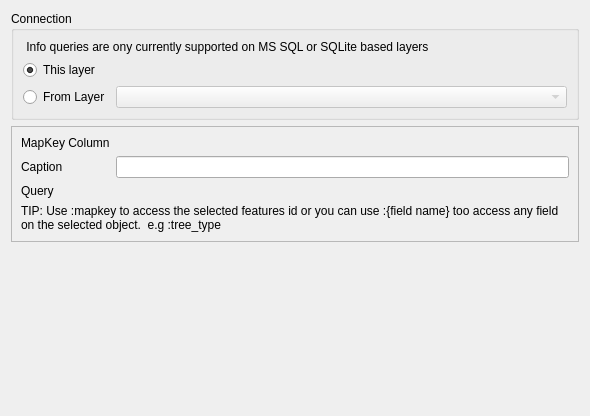
Qt form src/configmanager/ui/nodewidgets/ui_infonode.ui (roam-qgis/Roam) before a commit.
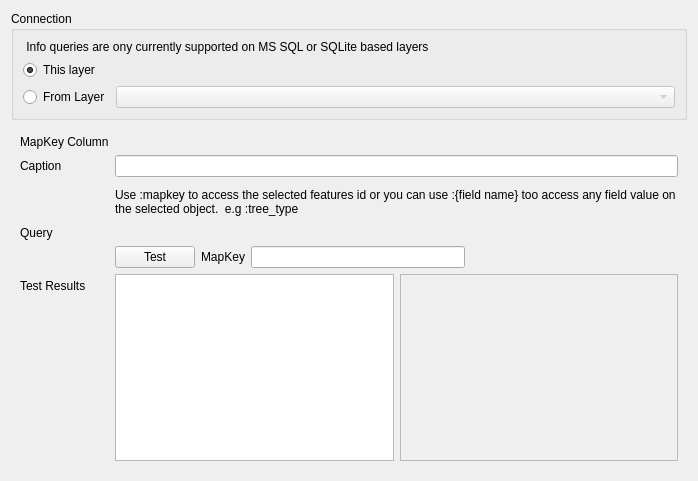
The same form after that commit. Custom widgets are drawn as their Qt base class.

Commit message: [FEATURE] Add test query

Patch:
```diff
--- a/src/configmanager/ui/nodewidgets/ui_infonode.ui
+++ b/src/configmanager/ui/nodewidgets/ui_infonode.ui
@@ -6,8 +6,8 @@
    <rect>
     <x>0</x>
     <y>0</y>
-    <width>590</width>
-    <height>416</height>
+    <width>698</width>
+    <height>481</height>
    </rect>
   </property>
   <property name="sizePolicy">
@@ -20,18 +20,172 @@
    <string>Form</string>
   </property>
   <layout class="QGridLayout" name="gridLayout">
-   <item row="5" column="0">
-    <spacer name="verticalSpacer">
-     <property name="orientation">
-      <enum>Qt::Vertical</enum>
+   <item row="2" column="0">
+    <widget class="QFrame" name="queryframe">
+     <property name="frameShape">
+      <enum>QFrame::NoFrame</enum>
      </property>
-     <property name="sizeHint" stdset="0">
-      <size>
-       <width>20</width>
-       <height>40</height>
-      </size>
+     <property name="frameShadow">
+      <enum>QFrame::Plain</enum>
      </property>
-    </spacer>
+     <layout class="QFormLayout" name="formLayout">
+      <property name="fieldGrowthPolicy">
+       <enum>QFormLayout::AllNonFixedFieldsGrow</enum>
+      </property>
+      <item row="1" column="0">
+       <widget class="QLabel" name="label_4">
+        <property name="text">
+         <string>MapKey Column</string>
+        </property>
+       </widget>
+      </item>
+      <item row="1" column="1">
+       <widget class="QLabel" name="keyColumnLabel">
+        <property name="text">
+         <string/>
+        </property>
+       </widget>
+      </item>
+      <item row="2" column="0">
+       <widget class="QLabel" name="label">
+        <property name="text">
+         <string>Caption</string>
+        </property>
+       </widget>
+      </item>
+      <item row="2" column="1">
+       <widget class="QLineEdit" name="caption_edit"/>
+      </item>
+      <item row="3" column="1">
+       <widget class="QLabel" name="label_3">
+        <property name="text">
+         <string>Use :mapkey to access the selected features id or you can use :{field name} too access any field value on the selected object.  e.g :tree_type</string>
+        </property>
+        <property name="wordWrap">
+         <bool>true</bool>
+        </property>
+       </widget>
+      </item>
+      <item row="4" column="0">
+       <widget class="QLabel" name="label_2">
+        <property name="text">
+         <string>Query</string>
+        </property>
+       </widget>
+      </item>
+      <item row="4" column="1">
+       <widget class="QsciScintilla" name="Editor" native="true"/>
+      </item>
+      <item row="6" column="1">
+       <layout class="QHBoxLayout" name="horizontalLayout_2">
+        <property name="topMargin">
+         <number>0</number>
+        </property>
+        <item>
+         <widget class="QPushButton" name="testButton">
+          <property name="text">
+           <string>Test</string>
+          </property>
+         </widget>
+        </item>
+        <item>
+         <widget class="QLabel" name="label_6">
+          <property name="text">
+           <string>MapKey</string>
+          </property>
+         </widget>
+        </item>
+        <item>
+         <widget class="QLineEdit" name="mapKeyEdit"/>
+        </item>
+        <item>
+         <spacer name="horizontalSpacer">
+          <property name="orientation">
+           <enum>Qt::Horizontal</enum>
+          </property>
+          <property name="sizeHint" stdset="0">
+           <size>
+            <width>40</width>
+            <height>1</height>
+           </size>
+          </property>
+         </spacer>
+        </item>
+       </layout>
+      </item>
+      <item row="7" column="1">
+       <layout class="QGridLayout" name="gridLayout_2">
+        <property name="sizeConstraint">
+         <enum>QLayout::SetMaximumSize</enum>
+        </property>
+        <property name="topMargin">
+         <number>0</number>
+        </property>
+        <item row="0" column="1">
+         <widget class="QScrollArea" name="scrollArea">
+          <property name="widgetResizable">
+           <bool>true</bool>
+          </property>
+          <widget class="QWidget" name="scrollAreaWidgetContents">
+           <property name="geometry">
+            <rect>
+             <x>0</x>
+             <y>0</y>
+             <width>284</width>
+             <height>190</height>
+            </rect>
+           </property>
+           <layout class="QVBoxLayout" name="verticalLayout_2">
+            <property name="margin">
+             <number>0</number>
+            </property>
+            <item>
+             <widget class="QLabel" name="attributesLabel">
+              <property name="sizePolicy">
+               <sizepolicy hsizetype="Preferred" vsizetype="Ignored">
+                <horstretch>0</horstretch>
+                <verstretch>0</verstretch>
+               </sizepolicy>
+              </property>
+              <property name="maximumSize">
+               <size>
+                <width>16777215</width>
+                <height>16777215</height>
+               </size>
+              </property>
+              <property name="text">
+               <string>
+</string>
+              </property>
+              <property name="textFormat">
+               <enum>Qt::AutoText</enum>
+              </property>
+              <property name="alignment">
+               <set>Qt::AlignLeading|Qt::AlignLeft|Qt::AlignTop</set>
+              </property>
+              <property name="wordWrap">
+               <bool>true</bool>
+              </property>
+             </widget>
+            </item>
+           </layout>
+          </widget>
+         </widget>
+        </item>
+        <item row="0" column="0">
+         <widget class="QTableView" name="previewGrid"/>
+        </item>
+       </layout>
+      </item>
+      <item row="7" column="0">
+       <widget class="QLabel" name="label_5">
+        <property name="text">
+         <string>Test Results</string>
+        </property>
+       </widget>
+      </item>
+     </layout>
+    </widget>
    </item>
    <item row="1" column="0">
     <widget class="QGroupBox" name="groupBox">
@@ -86,65 +240,6 @@
      </layout>
     </widget>
    </item>
-   <item row="2" column="0">
-    <widget class="QFrame" name="queryframe">
-     <property name="frameShape">
-      <enum>QFrame::StyledPanel</enum>
-     </property>
-     <property name="frameShadow">
-      <enum>QFrame::Raised</enum>
-     </property>
-     <layout class="QFormLayout" name="formLayout">
-      <property name="fieldGrowthPolicy">
-       <enum>QFormLayout::AllNonFixedFieldsGrow</enum>
-      </property>
-      <item row="1" column="0">
-       <widget class="QLabel" name="label">
-        <property name="text">
-         <string>Caption</string>
-        </property>
-       </widget>
-      </item>
-      <item row="1" column="1">
-       <widget class="QLineEdit" name="caption_edit"/>
-      </item>
-      <item row="3" column="0">
-       <widget class="QLabel" name="label_2">
-        <property name="text">
-         <string>Query</string>
-        </property>
-       </widget>
-      </item>
-      <item row="3" column="1">
-       <widget class="QsciScintilla" name="Editor" native="true"/>
-      </item>
-      <item row="5" column="0" colspan="2">
-       <widget class="QLabel" name="label_3">
-        <property name="text">
-         <string>TIP: Use :mapkey to access the selected features id or you can use :{field name} too access any field on the selected object.  e.g :tree_type</string>
-        </property>
-        <property name="wordWrap">
-         <bool>true</bool>
-        </property>
-       </widget>
-      </item>
-      <item row="0" column="0">
-       <widget class="QLabel" name="label_4">
-        <property name="text">
-         <string>MapKey Column</string>
-        </property>
-       </widget>
-      </item>
-      <item row="0" column="1">
-       <widget class="QLabel" name="keyColumnLabel">
-        <property name="text">
-         <string/>
-        </property>
-       </widget>
-      </item>
-     </layout>
-    </widget>
-   </item>
   </layout>
  </widget>
  <customwidgets>
```
The commit also changes 2 other files.
